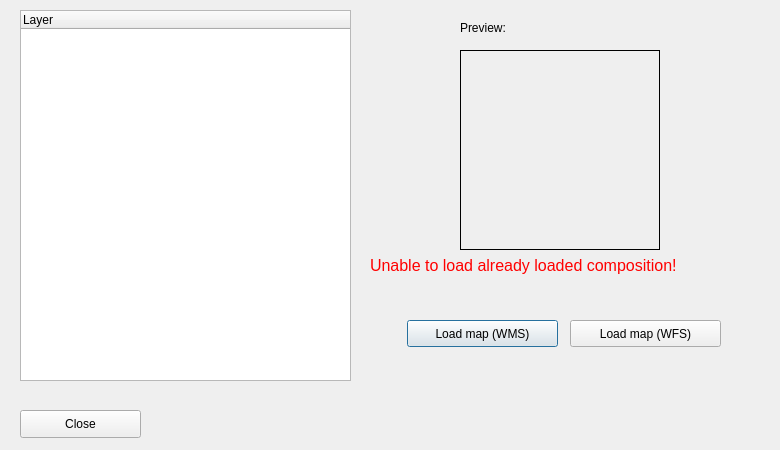
This is dlg_addMap.ui in LESPROJEKT/qgis-layman-plugin as Qt 5 draws it before an edit. The edited form follows.
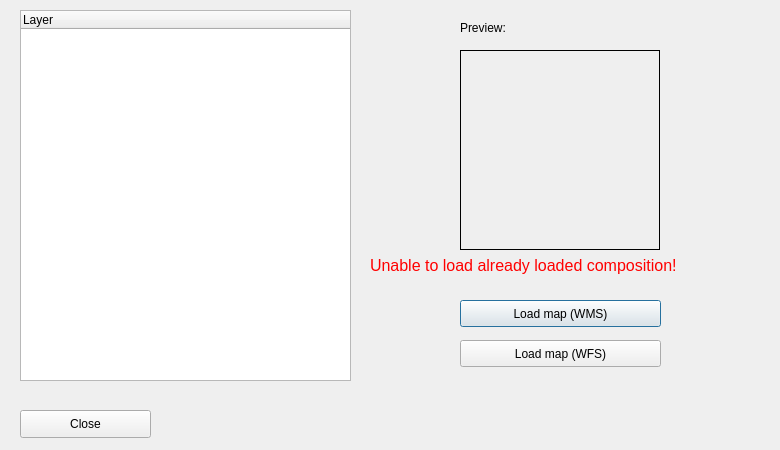
This is the edited form.

```diff
--- a/dlg_addMap.ui
+++ b/dlg_addMap.ui
@@ -37,9 +37,9 @@
   <widget class="QPushButton" name="pushButton">
    <property name="geometry">
     <rect>
-     <x>407</x>
-     <y>320</y>
-     <width>151</width>
+     <x>460</x>
+     <y>300</y>
+     <width>201</width>
      <height>27</height>
     </rect>
    </property>
@@ -52,7 +52,7 @@
     <rect>
      <x>20</x>
      <y>410</y>
-     <width>121</width>
+     <width>131</width>
      <height>28</height>
     </rect>
    </property>
@@ -120,9 +120,9 @@
   <widget class="QPushButton" name="pushButton_mapWFS">
    <property name="geometry">
     <rect>
-     <x>570</x>
-     <y>320</y>
-     <width>151</width>
+     <x>460</x>
+     <y>340</y>
+     <width>201</width>
      <height>27</height>
     </rect>
    </property>
```
